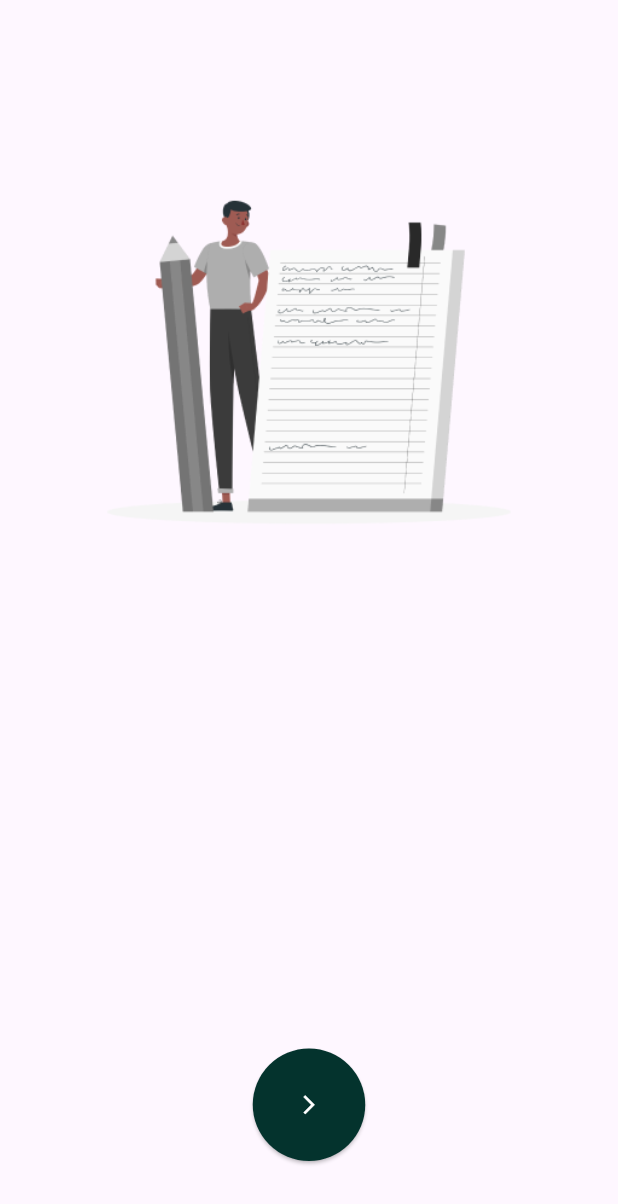
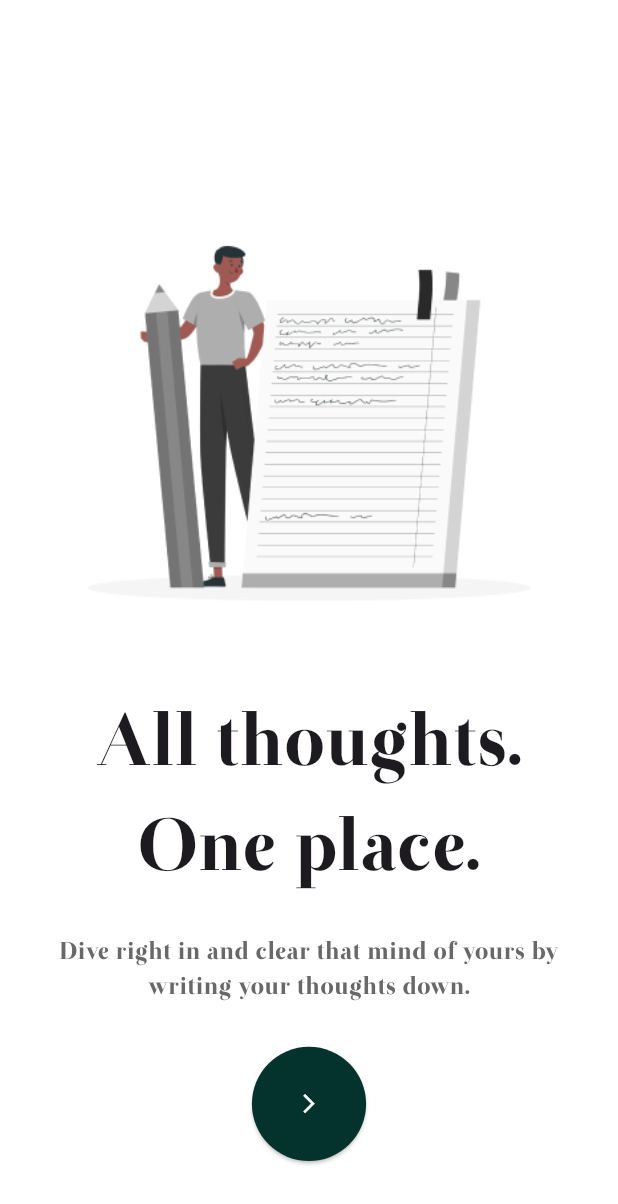
Before and after one commit to Kkmohamed/notes_app, a Flutter app: the screen it shows after launch, on a phone screen of 412 x 824 dp. Shown: the top 1204 px of the screen. Run offline on Flutter 3.47's test engine with Material 3 defaults, Android fonts, the phone set to English and light mode, and no system bars; our stand-ins replace flutter_screenutil.

Commit message:
finish onboarding design

```diff
--- a/lib/app/notes_app.dart
+++ b/lib/app/notes_app.dart
@@ -1,4 +1,6 @@
 import 'package:flutter/material.dart';
+import 'package:flutter_screenutil/flutter_screenutil.dart';
+import 'package:notes_app/core/resources/const_values.dart';
 import 'package:notes_app/core/resources/routes_manager.dart';
 
 class NotesApp extends StatelessWidget {
@@ -6,10 +8,17 @@ class NotesApp extends StatelessWidget {
 
   @override
   Widget build(BuildContext context) {
-    return MaterialApp(
-      debugShowCheckedModeBanner: false,
-      onGenerateRoute: RoutesManager.onGenerateRoute,
-      routes: RoutesManager.routes,
+    return ScreenUtilInit(
+      designSize: const Size(
+        ConstValues.figmaWidthDesign,
+        ConstValues.figmaHeightDesign,
+      ),
+      minTextAdapt: true,
+      child: MaterialApp(
+        debugShowCheckedModeBanner: false,
+        onGenerateRoute: RoutesManager.onGenerateRoute,
+        routes: RoutesManager.routes,
+      ),
     );
   }
 }
--- a/lib/core/resources/colors_manager.dart
+++ b/lib/core/resources/colors_manager.dart
@@ -4,4 +4,6 @@ class ColorsManager {
   ColorsManager._();
   static const Color kPrimaryColor = Color(0xff04332D);
   static const Color kWhiteColor = Color(0xffffffff);
+  static const Color kBlackColor = Color(0xff000000);
+  static const Color kGreyColor = Color(0xff686868);
 }
--- /dev/null
+++ b/lib/core/resources/const_values.dart
@@ -0,0 +1,7 @@
+class ConstValues {
+  static const double figmaWidthDesign = 375;
+  static const double figmaHeightDesign = 812;
+  static const String onBoardingTitle = "All thoughts. One place.";
+  static const String onBoardingDesc =
+      "Dive right in and clear that mind of yours by writing your thoughts down.";
+}
--- /dev/null
+++ b/lib/core/resources/size_managers.dart
@@ -0,0 +1,49 @@
+import 'package:flutter_screenutil/flutter_screenutil.dart';
+
+class SizeManagers {}
+
+class HeightManager {
+  HeightManager._();
+
+  static double h20 = 20.h;
+  static double h50 = 50.h;
+  static double h55 = 55.h;
+  static double h75 = 75.h;
+  static double h125 = 125.h;
+  static double h282 = 282.h;
+}
+
+class WidthManager {
+  WidthManager._();
+
+  static double w50 = 50.w;
+  static double w75 = 75.w;
+  static double w125 = 125.w;
+  static double w282 = 282.w;
+}
+
+class FontsManager {
+  FontsManager._();
+
+  static const String fontOtama = "Otama";
+  static double f10 = 10.sp;
+  static double f12 = 12.sp;
+  static double f15 = 15.sp;
+  static double f16 = 16.sp;
+  static double f48 = 48.sp;
+  static double f50 = 50.sp;
+  static double f75 = 75.sp;
+  static double f125 = 125.sp;
+  static double f282 = 282.sp;
+}
+
+class PaddingManager {
+  PaddingManager._();
+
+  static double p15 = 15;
+  static double p30 = 30;
+  static double p50 = 50;
+  static double p75 = 75;
+  static double p125 = 125;
+  static double p282 = 282;
+}
--- a/lib/views/on_boarding/screens/on_boarding_screen.dart
+++ b/lib/views/on_boarding/screens/on_boarding_screen.dart
@@ -1,6 +1,10 @@
 import 'package:flutter/material.dart';
 import 'package:notes_app/core/resources/assets_manager.dart';
 import 'package:notes_app/core/resources/colors_manager.dart';
+import 'package:notes_app/core/resources/const_values.dart';
+import 'package:notes_app/core/resources/size_managers.dart';
+
+import '../widgets/custom_bottom_nav_bar_on_boarding_screen.dart';
 
 class OnBoardingScreen extends StatelessWidget {
   const OnBoardingScreen({super.key});
@@ -8,28 +12,36 @@ class OnBoardingScreen extends StatelessWidget {
   @override
   Widget build(BuildContext context) {
     return Scaffold(
-      bottomNavigationBar: Padding(
-        padding: EdgeInsets.only(bottom: 50),
-        child: ElevatedButton(
-          style: ElevatedButton.styleFrom(
-            minimumSize: Size(75, 75),
-            backgroundColor: ColorsManager.kPrimaryColor,
-            shape: CircleBorder(),
-          ),
-          onPressed: () {},
-          child: Icon(
-            Icons.arrow_forward_ios_outlined,
-            color: ColorsManager.kWhiteColor,
-            size: 15,
-          ),
-        ),
-      ),
+      backgroundColor: ColorsManager.kWhiteColor,
+      bottomNavigationBar: CustomBottomNavBarOnBoardingScreen(onPressed: () {}),
       body: Container(
+        padding: EdgeInsets.symmetric(horizontal: PaddingManager.p30),
         width: double.infinity,
         child: Column(
+          mainAxisAlignment: MainAxisAlignment.center,
+          crossAxisAlignment: CrossAxisAlignment.center,
           children: [
-            SizedBox(height: 125),
-            Image.asset(AssetsManager.onBoardingPng, width: 282),
+            SizedBox(height: HeightManager.h125),
+            Image.asset(AssetsManager.onBoardingPng, width: WidthManager.w282),
+            SizedBox(height: HeightManager.h55),
+            Text(
+              textAlign: TextAlign.center,
+              ConstValues.onBoardingTitle,
+              style: TextStyle(
+                fontFamily: FontsManager.fontOtama,
+                fontSize: FontsManager.f48,
+              ),
+            ),
+            SizedBox(height: HeightManager.h20),
+            Text(
+              textAlign: TextAlign.center,
+              ConstValues.onBoardingDesc,
+              style: TextStyle(
+                fontFamily: FontsManager.fontOtama,
+                color: ColorsManager.kGreyColor,
+                fontSize: FontsManager.f16,
+              ),
+            ),
           ],
         ),
       ),
--- /dev/null
+++ b/lib/views/on_boarding/widgets/custom_bottom_nav_bar_on_boarding_screen.dart
@@ -0,0 +1,32 @@
+import 'package:flutter/material.dart';
+import 'package:notes_app/core/resources/colors_manager.dart';
+import 'package:notes_app/core/resources/size_managers.dart';
+
+class CustomBottomNavBarOnBoardingScreen extends StatelessWidget {
+  const CustomBottomNavBarOnBoardingScreen({
+    super.key,
+    required this.onPressed,
+  });
+
+  final void Function()? onPressed;
+
+  @override
+  Widget build(BuildContext context) {
+    return Padding(
+      padding: EdgeInsets.only(bottom: PaddingManager.p50),
+      child: ElevatedButton(
+        style: ElevatedButton.styleFrom(
+          minimumSize: Size(WidthManager.w75, HeightManager.h75),
+          backgroundColor: ColorsManager.kPrimaryColor,
+          shape: CircleBorder(),
+        ),
+        onPressed: onPressed,
+        child: Icon(
+          Icons.arrow_forward_ios_outlined,
+          color: ColorsManager.kWhiteColor,
+          size: FontsManager.f15,
+        ),
+      ),
+    );
+  }
+}
```
Also changed, not shown: pubspec.yaml (+7 -12 lines), assets/fonts/Otama-ep.otf (added), pubspec.lock.
